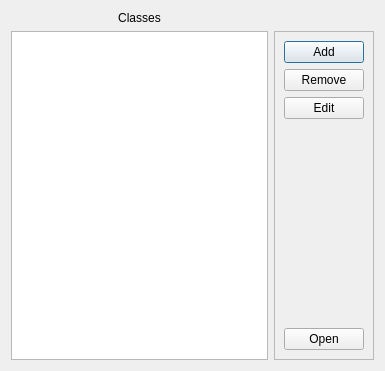
Old version of the form ui/classmenu.ui in the repository Open-Typer/ClassMonitor.
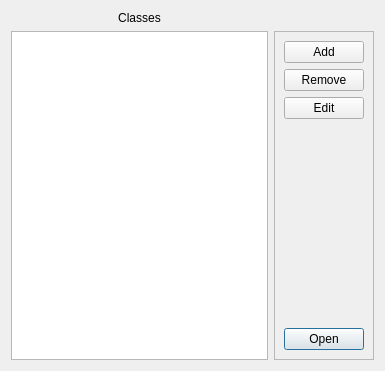
New version of the form.

Commit message: ui: classmenu: Set default button

Patch:
```diff
--- a/ui/classmenu.ui
+++ b/ui/classmenu.ui
@@ -105,6 +105,9 @@
         <property name="text">
          <string notr="true">Open</string>
         </property>
+        <property name="default">
+         <bool>true</bool>
+        </property>
        </widget>
       </item>
      </layout>
```
